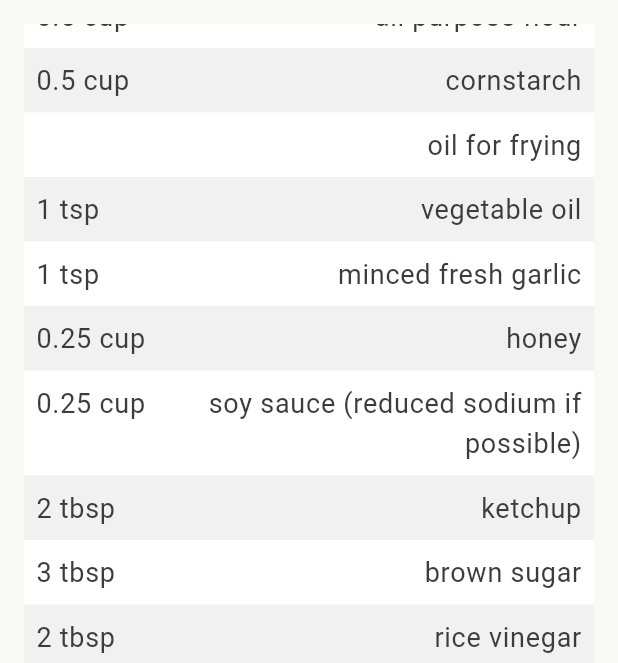
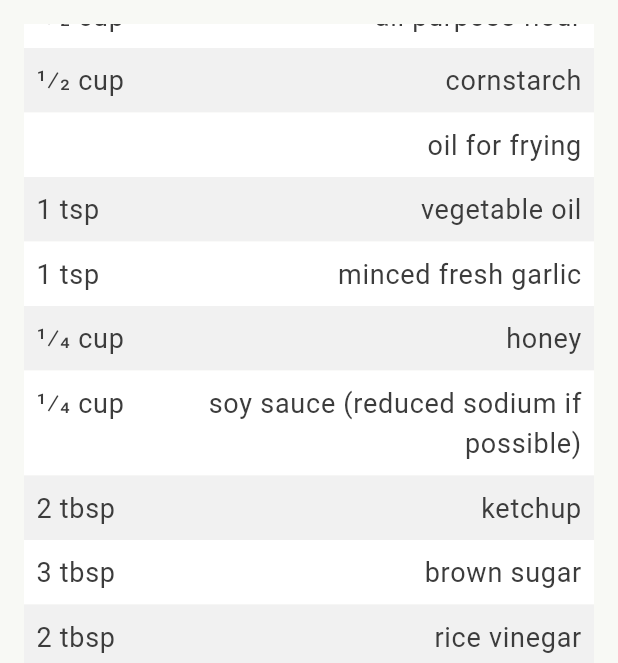
Before and after one commit to Jura17/dishdrop_app_projekt, a Flutter app: the RecipeDetailsScreen screen opened directly with sample values from the repository, scrolled down 1728 dp, on a phone screen of 412 x 824 dp, the part 84-747 px from its top. Run offline on Flutter 3.47's test engine with Material 3 defaults, Android fonts, the phone set to English and light mode, and no system bars; missing offline and left inert: alert_banner; network calls fail.

Commit message:
feat: converts amounts in IngredientListView from 1.5 to 1½

```diff
--- a/lib/core/utils/check_amount_and_convert.dart
+++ b/lib/core/utils/check_amount_and_convert.dart
@@ -10,26 +10,30 @@ String checkAmountAndConvert(double? amount) {
   return result;
 }
 
-// List<String> checkAmountAndConvert(double? amount) {
-//   List<String> result = [];
-//   if (amount != null) {
-//     if (amount % 1 == 0) {
-//       result.add(amount.toInt().toString());
-//     } else {
-//       double decimalValue = amount - amount.toInt();
-//       if (decimalValue == 0.25) {
-//         result.add((amount - decimalValue).toInt().toString());
-//         result.add('${(amount - decimalValue).toInt()}1/4');
-//       } else if (decimalValue == 0.5) {
-//         result.add((amount - decimalValue).toInt().toString());
-//         result.add('${(amount - decimalValue).toInt()}1/2');
-//       } else if (decimalValue == 0.75) {
-//         result.add((amount - decimalValue).toInt().toString());
-//         result.add('${(amount - decimalValue).toInt()}3/4');
-//       } else {
-//         result.add(amount.toString());
-//       }
-//     }
-//   }
-//   return result;
-// }
+String getWholeNumberOfAmount(double? amount) {
+  String result = '';
+  if (amount != null) {
+    if (amount.toInt() > 0) {
+      result = amount.toInt().toString();
+    }
+  }
+  return result;
+}
+
+String getFractionalPartOfAmount(double? amount) {
+  String result = '';
+  if (amount != null) {
+    double decimalValue = amount - amount.toInt();
+    if (decimalValue == 0.25) {
+      result = '1/4';
+    } else if (decimalValue == 0.5) {
+      result = '1/2';
+    } else if (decimalValue == 0.75) {
+      result = '3/4';
+    } else {
+      result = '';
+    }
+  }
+
+  return result;
+}
--- a/lib/ui/widgets/ingredient_list_view.dart
+++ b/lib/ui/widgets/ingredient_list_view.dart
@@ -1,6 +1,7 @@
 import 'package:dishdrop_app_projekt/core/theme/app_colors.dart';
-import 'package:dishdrop_app_projekt/core/utils/check_amount_and_convert.dart';
+
 import 'package:dishdrop_app_projekt/data/models/recipe.dart';
+import 'package:dishdrop_app_projekt/ui/widgets/list_item_row.dart';
 import 'package:flutter/material.dart';
 
 class IngredientListView extends StatefulWidget {
@@ -26,23 +27,10 @@ class _IngredientListViewState extends State<IngredientListView> {
                     color: index.isEven ? AppColors.lightGrey : Colors.white),
                 child: Padding(
                   padding: const EdgeInsets.all(8.0),
-                  child: Row(
-                    spacing: 10,
-                    mainAxisAlignment: MainAxisAlignment.spaceBetween,
-                    crossAxisAlignment: CrossAxisAlignment.start,
-                    children: [
-                      Text(
-                        "${checkAmountAndConvert(widget.recipe.ingredients[index].amount)} ${widget.recipe.ingredients[index].unit?.toString() ?? ''}",
-                        style: Theme.of(context).textTheme.bodyLarge,
-                      ),
-                      Expanded(
-                        child: Text(
-                          widget.recipe.ingredients[index].description,
-                          style: Theme.of(context).textTheme.bodyLarge,
-                          textAlign: TextAlign.right,
-                        ),
-                      )
-                    ],
+                  child: ListItemRow(
+                    amount: widget.recipe.ingredients[index].amount,
+                    unit: widget.recipe.ingredients[index].unit,
+                    description: widget.recipe.ingredients[index].description,
                   ),
                 ),
               );
--- /dev/null
+++ b/lib/ui/widgets/list_item_row.dart
@@ -0,0 +1,48 @@
+import 'package:dishdrop_app_projekt/core/utils/check_amount_and_convert.dart';
+import 'package:flutter/material.dart';
+
+class ListItemRow extends StatelessWidget {
+  const ListItemRow({
+    super.key,
+    required this.amount,
+    required this.unit,
+    required this.description,
+  });
+
+  final double? amount;
+  final String? unit;
+  final String description;
+
+  @override
+  Widget build(BuildContext context) {
+    return Row(
+      spacing: 10,
+      mainAxisAlignment: MainAxisAlignment.spaceBetween,
+      crossAxisAlignment: CrossAxisAlignment.start,
+      children: [
+        RichText(
+          text: TextSpan(
+            text: getWholeNumberOfAmount(amount),
+            style: Theme.of(context).textTheme.bodyLarge,
+            children: [
+              TextSpan(
+                text: getFractionalPartOfAmount(amount),
+                style: TextStyle(
+                  fontFeatures: [FontFeature.fractions()],
+                ),
+              ),
+              TextSpan(text: " ${unit ?? ''}")
+            ],
+          ),
+        ),
+        Expanded(
+          child: Text(
+            description,
+            style: Theme.of(context).textTheme.bodyLarge,
+            textAlign: TextAlign.right,
+          ),
+        )
+      ],
+    );
+  }
+}
```
